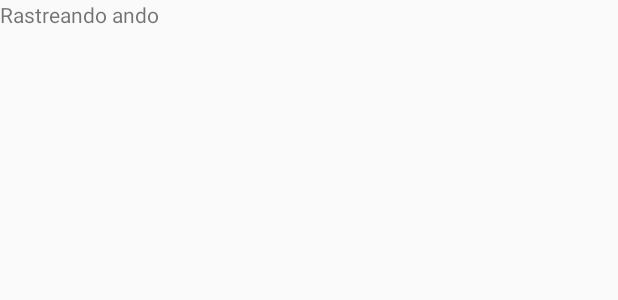
After one commit to FelipeCastanho/DeliveryTracing, an Android app: the layout activity_rastreo.xml on its own in the app's theme, with its tools: preview values and no code run, on a phone screen of 412 x 824 dp. The commit adds this screen. Shown: the top 300 px of the screen. Run offline under Robolectric (Android 15) with nearby library versions, the phone set to English and light mode, and no system bars.

Commit message:
Primera pantalla con Listener

```diff
--- a/app/build.gradle
+++ b/app/build.gradle
@@ -33,4 +33,5 @@ dependencies {
 
 
 
+
 apply plugin: 'com.google.gms.google-services'
--- a/app/src/main/AndroidManifest.xml
+++ b/app/src/main/AndroidManifest.xml
@@ -16,6 +16,7 @@
                 <category android:name="android.intent.category.LAUNCHER" />
             </intent-filter>
         </activity>
+        <activity android:name=".RastreoActivity"></activity>
     </application>
 
 </manifest>
--- /dev/null
+++ b/app/src/main/res/layout/activity_rastreo.xml
@@ -0,0 +1,16 @@
+<?xml version="1.0" encoding="utf-8"?>
+<android.support.constraint.ConstraintLayout xmlns:android="http://schemas.android.com/apk/res/android"
+    xmlns:app="http://schemas.android.com/apk/res-auto"
+    xmlns:tools="http://schemas.android.com/tools"
+    android:layout_width="match_parent"
+    android:layout_height="match_parent"
+    tools:context="com.example.yoyo.deliverytracing.RastreoActivity">
+
+    <TextView
+        android:id="@+id/textView"
+        android:layout_width="wrap_content"
+        android:layout_height="wrap_content"
+        android:text="Rastreando ando"
+        tools:layout_editor_absoluteX="114dp"
+        tools:layout_editor_absoluteY="209dp" />
+</android.support.constraint.ConstraintLayout>
```
Also changed, not shown: app/src/main/java/com/example/yoyo/deliverytracing/MainActivity.java (+23 -2 lines), app/src/main/java/com/example/yoyo/deliverytracing/RastreoActivity.java (added, +15 -0 lines), app/src/main/res/layout/activity_main.xml (+6 -4 lines).
